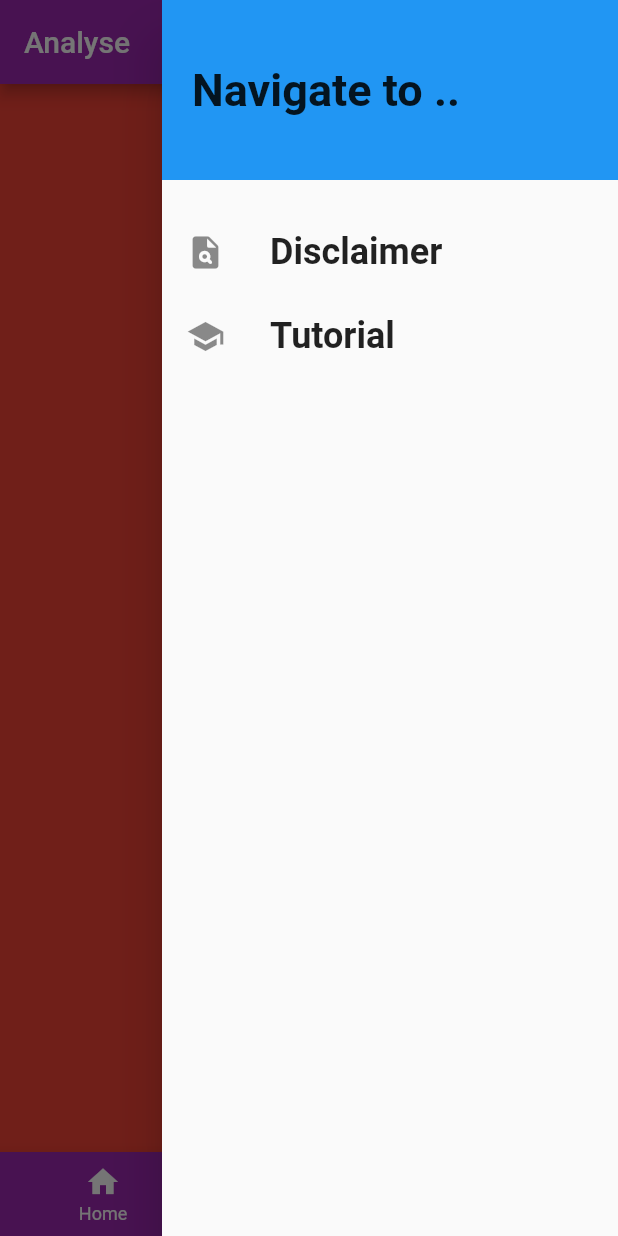
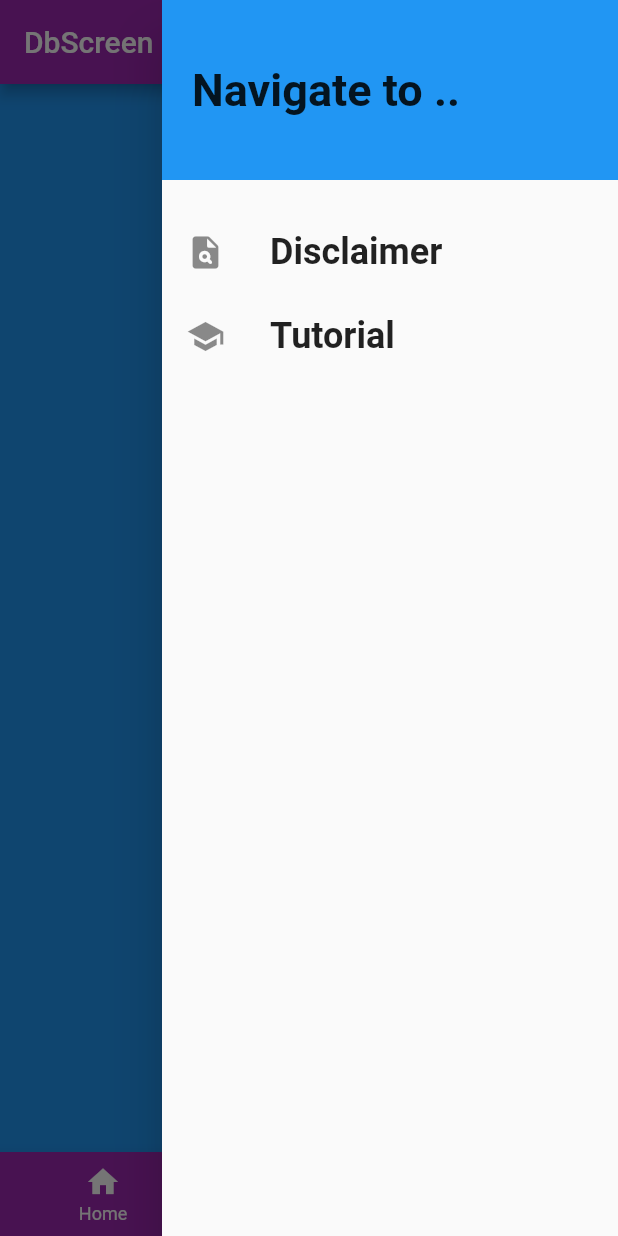
Before and after one commit to SarahLM/somnus, a Flutter app: the TabsScreen screen opened directly, item 3 of the bottom bar chosen, with the side drawer open, on a phone screen of 412 x 824 dp. Run offline on Flutter 3.47's test engine with Material 2 defaults, Android fonts, the phone set to English and light mode, and no system bars; our stand-ins replace introduction_screen, permission_handler, shared_preferences, syncfusion_flutter_charts; missing offline and left inert: flutter_ble_lib, pointycastle; accounts and stored records are empty.

Commit message:
Database-Screen hinzugefügt

```diff
--- /dev/null
+++ b/frontend_somnus/lib/screens/db_analyse_screen.dart
@@ -0,0 +1,16 @@
+import 'package:flutter/material.dart';
+
+class DbScreen extends StatelessWidget {
+  final Color color;
+
+  DbScreen(this.color);
+
+  @override
+  Widget build(BuildContext context) {
+    return Container(
+      alignment: Alignment.center,
+      color: color,
+      child: Text('DbScreen'),
+    );
+  }
+}
--- a/frontend_somnus/lib/screens/tabs_screen.dart
+++ b/frontend_somnus/lib/screens/tabs_screen.dart
@@ -1,4 +1,5 @@
 import 'package:flutter/material.dart';
+import 'package:frontend_somnus/screens/db_analyse_screen.dart';
 import 'package:frontend_somnus/screens/home_screen.dart';
 import '../widgets/main_drawer.dart';
 import 'analysis_screen.dart';
@@ -21,9 +22,13 @@ class _TabsScreenState extends State<TabsScreen> {
       'page': HypnogramScreen(Colors.white),
       'title': 'Hypnogramm',
     },
-    {
+    /* {
       'page': AnalysisScreen(Colors.red),
       'title': 'Analyse',
+    }, */
+    {
+      'page': DbScreen(Colors.blue),
+      'title': 'DbScreen',
     },
   ];
 
@@ -67,9 +72,13 @@ class _TabsScreenState extends State<TabsScreen> {
             icon: Icon(Icons.favorite),
             label: 'Hypnogramm',
           ),
-          BottomNavigationBarItem(
+          /* BottomNavigationBarItem(
             icon: Icon(Icons.analytics),
             label: 'Analyse',
+          ), */
+          BottomNavigationBarItem(
+            icon: Icon(Icons.data_usage),
+            label: 'Database',
           )
         ],
       ),
```
Also changed, not shown: frontend_somnus/pubspec.lock.
